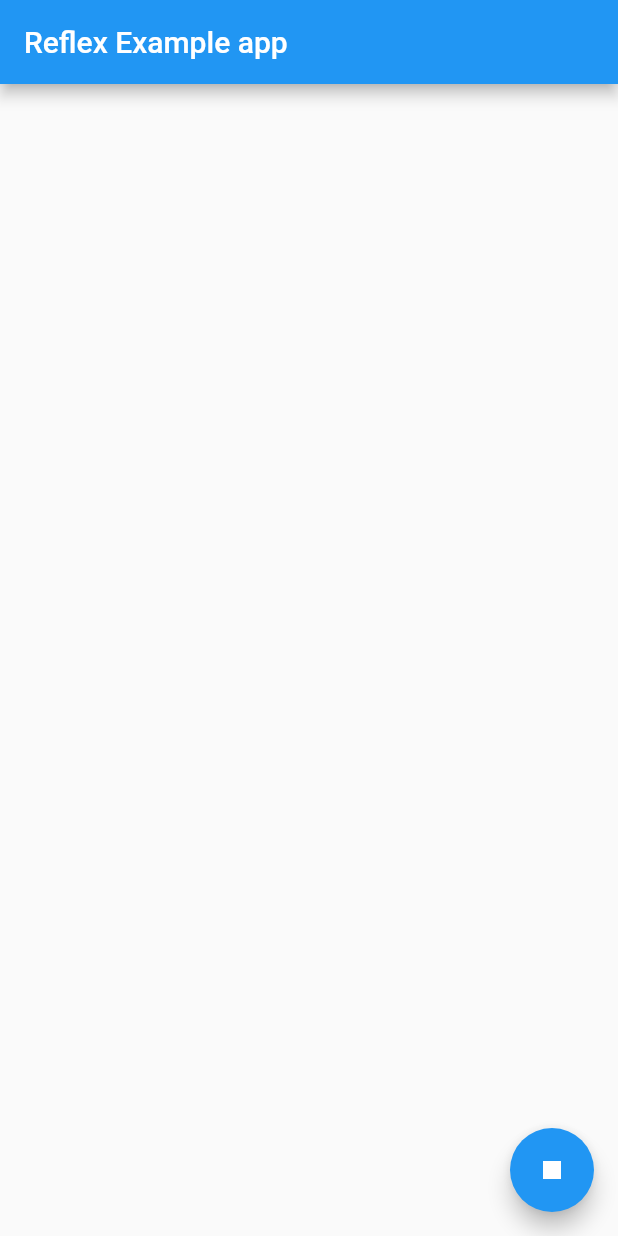
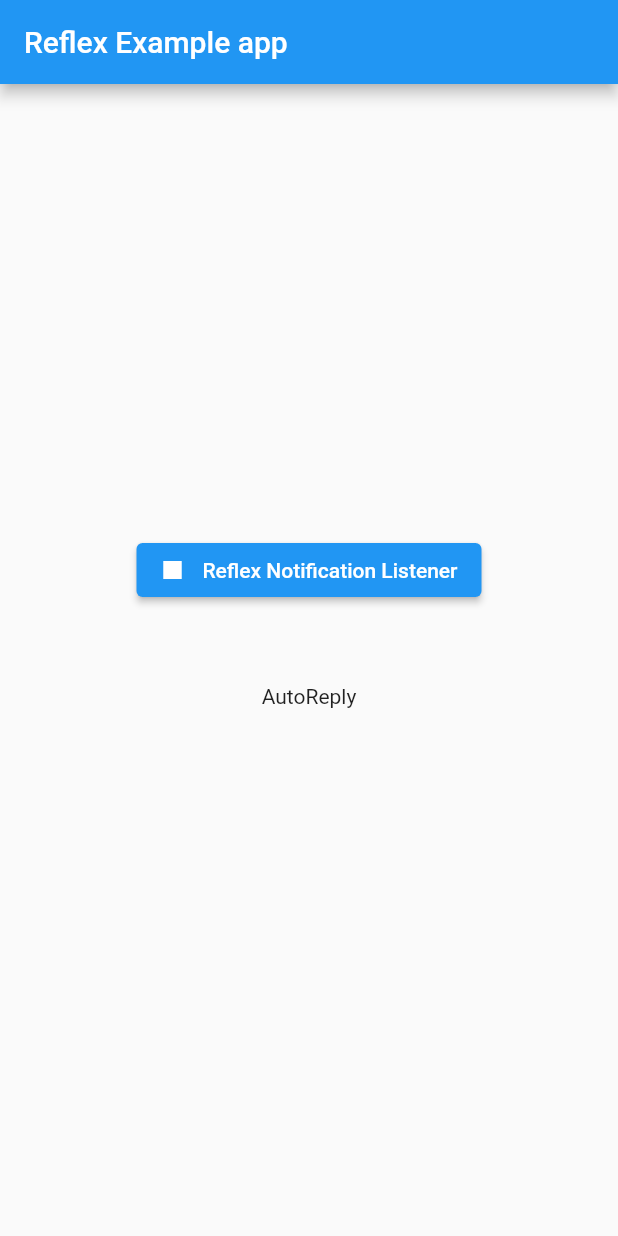
Before and after one commit to DevsOnFlutter/reflex, a Flutter app: the screen it shows after launch, on a phone screen of 412 x 824 dp. Run offline on Flutter 3.47's test engine with Material 2 defaults, Android fonts, the phone set to English and light mode, and no system bars; our stand-ins replace plugin_platform_interface.

Commit message:
Example UI Updated

```diff
--- a/example/lib/main.dart
+++ b/example/lib/main.dart
@@ -18,8 +18,8 @@ class MyApp extends StatefulWidget {
 
 class _MyAppState extends State<MyApp> {
   StreamSubscription<NotificationEvent>? _subscription;
-  final List<NotificationEvent> _log = [];
-  bool started = false;
+  final List<NotificationEvent> _notificationLogs = [];
+  bool isListening = false;
 
   Reflex reflex = Reflex(
     debug: true,
@@ -42,7 +42,7 @@ class _MyAppState extends State<MyApp> {
 
   void onData(NotificationEvent event) {
     setState(() {
-      _log.add(event);
+      _notificationLogs.add(event);
     });
     debugPrint(event.toString());
   }
@@ -51,7 +51,7 @@ class _MyAppState extends State<MyApp> {
     try {
       _subscription = reflex.notificationStream!.listen(onData);
       setState(() {
-        started = true;
+        isListening = true;
       });
     } on ReflexException catch (exception) {
       debugPrint(exception.toString());
@@ -60,7 +60,7 @@ class _MyAppState extends State<MyApp> {
 
   void stopListening() {
     _subscription?.cancel();
-    setState(() => started = false);
+    setState(() => isListening = false);
   }
 
   @override
@@ -70,26 +70,80 @@ class _MyAppState extends State<MyApp> {
         appBar: AppBar(
           title: const Text('Reflex Example app'),
         ),
-        body: Center(
+        body: Column(
+          mainAxisAlignment: MainAxisAlignment.start,
+          children: [
+            notificationListener(),
+            autoReply(),
+          ],
+        ),
+      ),
+    );
+  }
+
+  Widget notificationListener() {
+    return SizedBox(
+      height: 400,
+      child: Column(
+        children: [
+          SizedBox(
+            height: 300,
             child: ListView.builder(
-            itemCount: _log.length,
-            itemBuilder: (BuildContext context, int idx) {
-              final entry = _log[idx];
+              itemCount: _notificationLogs.length,
+              itemBuilder: (BuildContext context, int index) {
+                final NotificationEvent element = _notificationLogs[index];
                 return ListTile(
-                title: Text(entry.title ?? ""),
-                subtitle: Text(entry.message ?? ""),
-                trailing: Text(entry.packageName.toString().split('.').last),
+                  title: Text(element.title ?? ""),
+                  subtitle: Text(element.message ?? ""),
+                  trailing: Text(
+                    element.packageName.toString().split('.').last,
+                  ),
                 );
               },
             ),
           ),
-        floatingActionButton: FloatingActionButton(
-          onPressed: started ? stopListening : startListening,
-          tooltip: 'Start/Stop listening',
-          child:
-              started ? const Icon(Icons.stop) : const Icon(Icons.play_arrow),
+          Row(
+            mainAxisAlignment: MainAxisAlignment.spaceEvenly,
+            children: [
+              ElevatedButton.icon(
+                icon: isListening
+                    ? const Icon(Icons.stop)
+                    : const Icon(Icons.play_arrow),
+                label: const Text("Reflex Notification Listener"),
+                onPressed: () {
+                  if (isListening) {
+                    stopListening();
+                  } else {
+                    startListening();
+                  }
+                },
               ),
+              if (_notificationLogs.isNotEmpty)
+                ElevatedButton.icon(
+                  style: ElevatedButton.styleFrom(
+                    primary: Colors.red,
+                  ),
+                  icon: const Icon(Icons.clear),
+                  label: const Text(
+                    "Clear List",
+                    style: TextStyle(
+                      color: Colors.white,
+                    ),
+                  ),
+                  onPressed: () {
+                    setState(() {
+                      _notificationLogs.clear();
+                    });
+                  },
+                ),
+            ],
+          ),
+        ],
       ),
     );
   }
+
+  Widget autoReply() {
+    return const Text("AutoReply");
   }
+}
```
Lines whose indentation alone changed are shown as unchanged.
